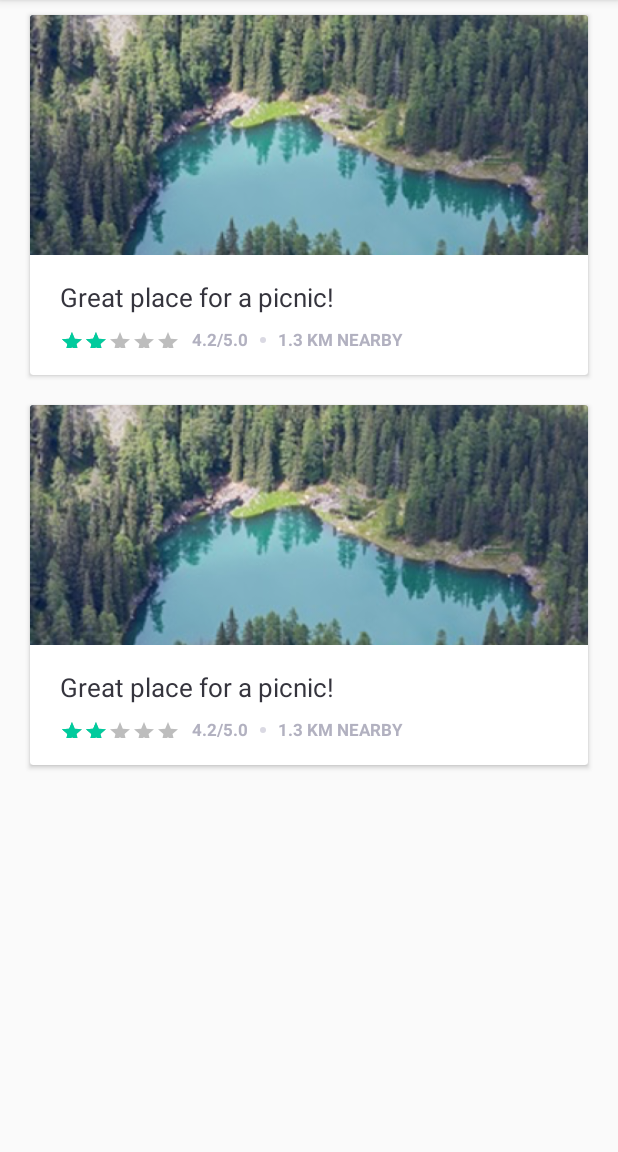
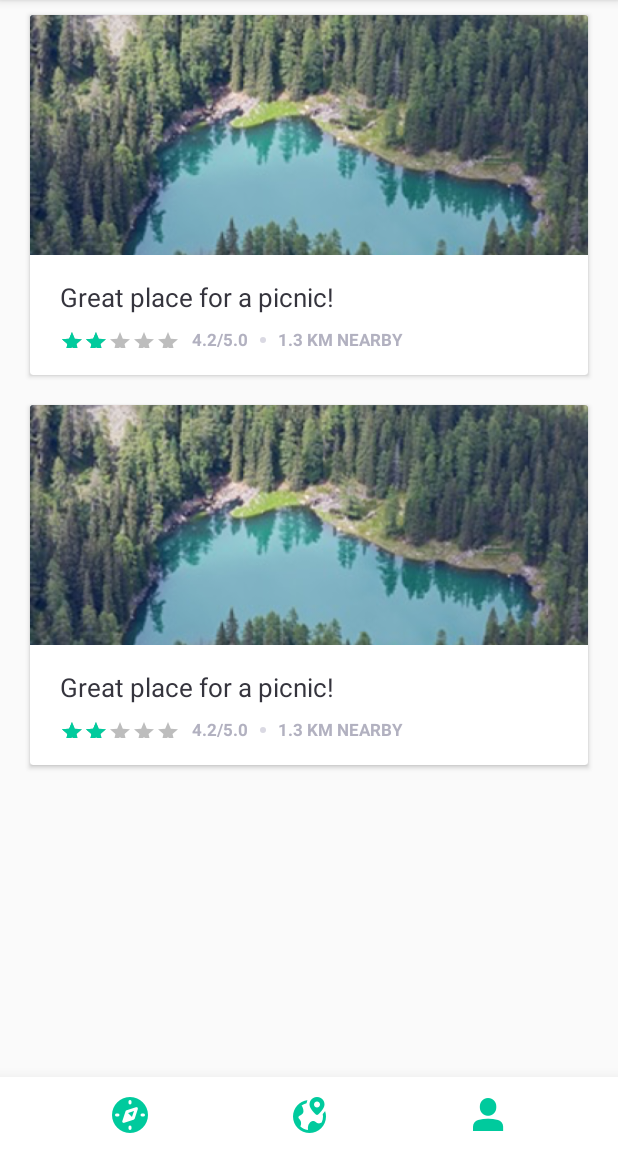
Before and after one commit to PibeDx/AndroidDesign-HarmonyUIKit-Kotlin, an Android app: the screen it shows after launch (MainActivity), on a phone screen of 412 x 824 dp, the part 84-1236 px from its top. Run offline under Robolectric (Android 15) with nearby library versions, the phone set to English and light mode, and no system bars.

Commit message:
feat(design): bottom navigation - design of custom bottom navigation

```diff
--- a/app/src/main/res/layout/activity_main.xml
+++ b/app/src/main/res/layout/activity_main.xml
@@ -1,13 +1,15 @@
 <?xml version="1.0" encoding="utf-8"?>
 <android.support.constraint.ConstraintLayout
     xmlns:android="http://schemas.android.com/apk/res/android"
+    xmlns:app="http://schemas.android.com/apk/res-auto"
     xmlns:tools="http://schemas.android.com/tools"
-    xmlns:app="http://schemas.android.com/apk/res-auto"
     android:layout_width="match_parent"
     android:layout_height="match_parent"
-    tools:context="com.josecuentas.androiddesign_harmony_ui_kit_kotlin.MainActivity">
+    tools:context="com.josecuentas.androiddesign_harmony_ui_kit_kotlin.MainActivity"
+    >
 
     <include
+        android:id="@+id/include"
         layout="@layout/row_discover"
         android:layout_width="0dp"
         android:layout_height="wrap_content"
@@ -17,21 +19,31 @@
         app:layout_constraintRight_toRightOf="parent"
         app:layout_constraintStart_toStartOf="parent"
         app:layout_constraintTop_toTopOf="parent"
-        android:id="@+id/include"
         />
 
     <include
+        android:id="@+id/include2"
         layout="@layout/row_discover"
         android:layout_width="0dp"
         android:layout_height="wrap_content"
+        android:layout_marginTop="0dp"
         app:layout_constraintEnd_toEndOf="parent"
         app:layout_constraintHorizontal_bias="0.0"
         app:layout_constraintLeft_toLeftOf="parent"
         app:layout_constraintRight_toRightOf="parent"
         app:layout_constraintStart_toStartOf="parent"
-        android:id="@+id/include2"
         app:layout_constraintTop_toBottomOf="@+id/include"
-        android:layout_marginTop="0dp"
+        />
+
+    <include
+        layout="@layout/view_bottom_navigation"
+        android:layout_width="0dp"
+        android:layout_height="wrap_content"
+        android:layout_marginBottom="0dp"
+        app:layout_constraintBottom_toBottomOf="parent"
+        app:layout_constraintHorizontal_bias="0.0"
+        app:layout_constraintLeft_toLeftOf="parent"
+        app:layout_constraintRight_toRightOf="parent"
         />
 
 </android.support.constraint.ConstraintLayout>
--- /dev/null
+++ b/app/src/main/res/layout/view_bottom_navigation.xml
@@ -0,0 +1,55 @@
+<?xml version="1.0" encoding="utf-8"?>
+<android.support.constraint.ConstraintLayout
+    xmlns:android="http://schemas.android.com/apk/res/android"
+    xmlns:app="http://schemas.android.com/apk/res-auto"
+    xmlns:tools="http://schemas.android.com/tools"
+    android:layout_width="match_parent"
+    android:layout_height="50dp"
+    android:background="#FFFFFF"
+    android:elevation="16dp"
+    >
+
+    <ImageView
+        android:id="@+id/iviNavDiscover"
+        android:layout_width="50dp"
+        android:layout_height="50dp"
+        android:layout_marginEnd="8dp"
+        android:layout_marginStart="8dp"
+        android:layout_marginTop="0dp"
+        android:src="@drawable/ic_discover_selected"
+        android:scaleType="centerInside"
+        app:layout_constraintEnd_toStartOf="@+id/iviNavMap"
+        app:layout_constraintStart_toStartOf="parent"
+        app:layout_constraintTop_toTopOf="parent"
+        />
+
+    <ImageView
+        android:id="@+id/iviNavMap"
+        android:layout_width="50dp"
+        android:layout_height="50dp"
+        android:layout_marginEnd="8dp"
+        android:layout_marginStart="8dp"
+        android:layout_marginTop="0dp"
+        android:src="@drawable/ic_map_selected"
+        android:scaleType="centerInside"
+        app:layout_constraintEnd_toStartOf="@+id/iviNavProfile"
+        app:layout_constraintStart_toEndOf="@+id/iviNavDiscover"
+        app:layout_constraintTop_toTopOf="parent"
+        />
+
+    <ImageView
+        android:id="@+id/iviNavProfile"
+        android:layout_width="50dp"
+        android:layout_height="50dp"
+        android:layout_marginEnd="8dp"
+        android:layout_marginStart="8dp"
+        android:layout_marginTop="0dp"
+        android:src="@drawable/ic_profile_selected"
+        android:scaleType="centerInside"
+        app:layout_constraintEnd_toEndOf="parent"
+        app:layout_constraintStart_toEndOf="@+id/iviNavMap"
+        app:layout_constraintTop_toTopOf="parent"
+        />
+
+
+</android.support.constraint.ConstraintLayout>
```
Also changed, not shown: app/src/main/res/drawable-hdpi/ic_discover_selected.png (added), app/src/main/res/drawable-hdpi/ic_map_selected.png (added), app/src/main/res/drawable-hdpi/ic_profile_selected.png (added), app/src/main/res/drawable-mdpi/ic_discover_selected.png (added), app/src/main/res/drawable-mdpi/ic_map_selected.png (added), app/src/main/res/drawable-mdpi/ic_profile_selected.png (added), app/src/main/res/drawable-xhdpi/ic_discover_selected.png (added), app/src/main/res/drawable-xhdpi/ic_map_selected.png (added), app/src/main/res/drawable-xhdpi/ic_profile_selected.png (added), app/src/main/res/drawable-xxhdpi/ic_discover_selected.png (added), app/src/main/res/drawable-xxhdpi/ic_map_selected.png (added), app/src/main/res/drawable-xxhdpi/ic_profile_selected.png (added), app/src/main/res/drawable-xxxhdpi/ic_discover_selected.png (added), app/src/main/res/drawable-xxxhdpi/ic_map_selected.png (added), 1 more files.
